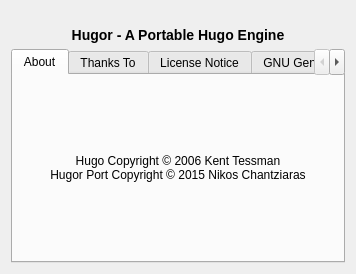
The window that src/aboutdialog.ui (realnc/hugor) describes before a commit, drawn with Qt 5.
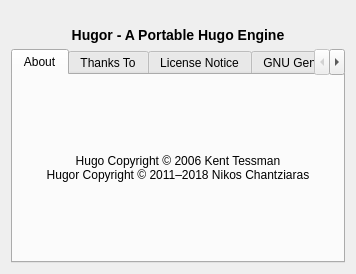
The same window after the commit. Icons and pictures are not drawn.

Commit message: Move license notice to bottom of files, update copyright year

Diff of the .ui file:
```diff
--- a/src/aboutdialog.ui
+++ b/src/aboutdialog.ui
@@ -52,7 +52,7 @@
          </property>
          <property name="text">
           <string>&lt;p&gt;Hugo Copyright © 2006 Kent Tessman&lt;br/&gt;
-Hugor Port Copyright © 2015 Nikos Chantziaras&lt;/p&gt;</string>
+Hugor Copyright © 2011–2018 Nikos Chantziaras&lt;/p&gt;</string>
          </property>
          <property name="alignment">
           <set>Qt::AlignCenter</set>
```
The commit also changes 47 other files.
